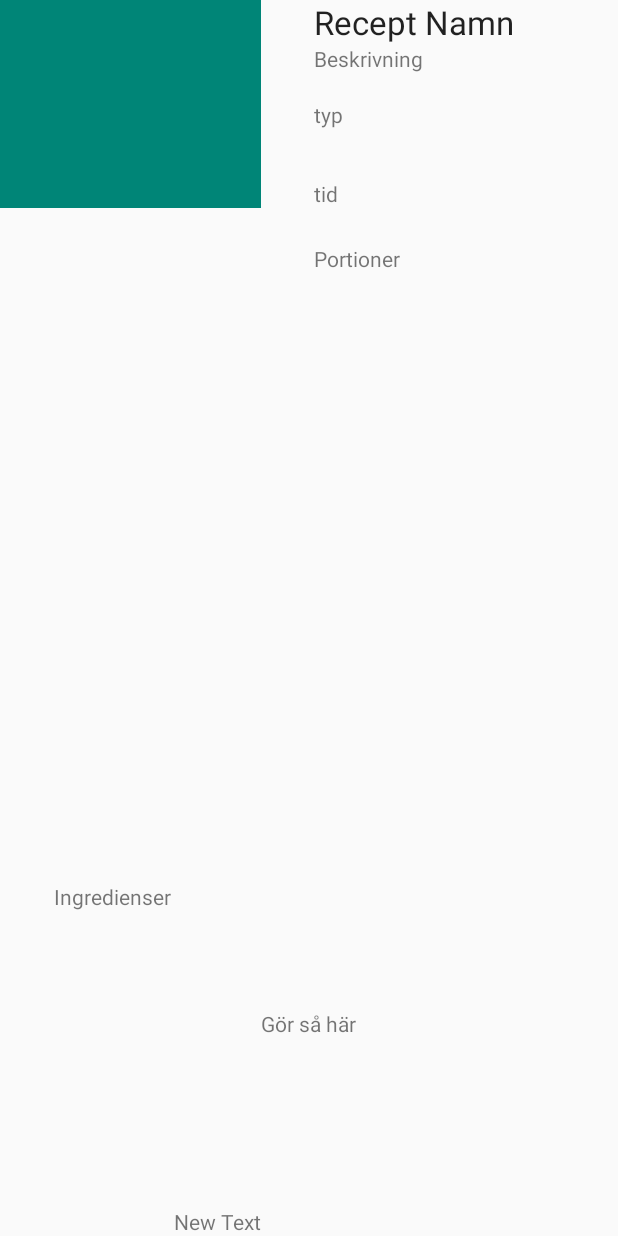
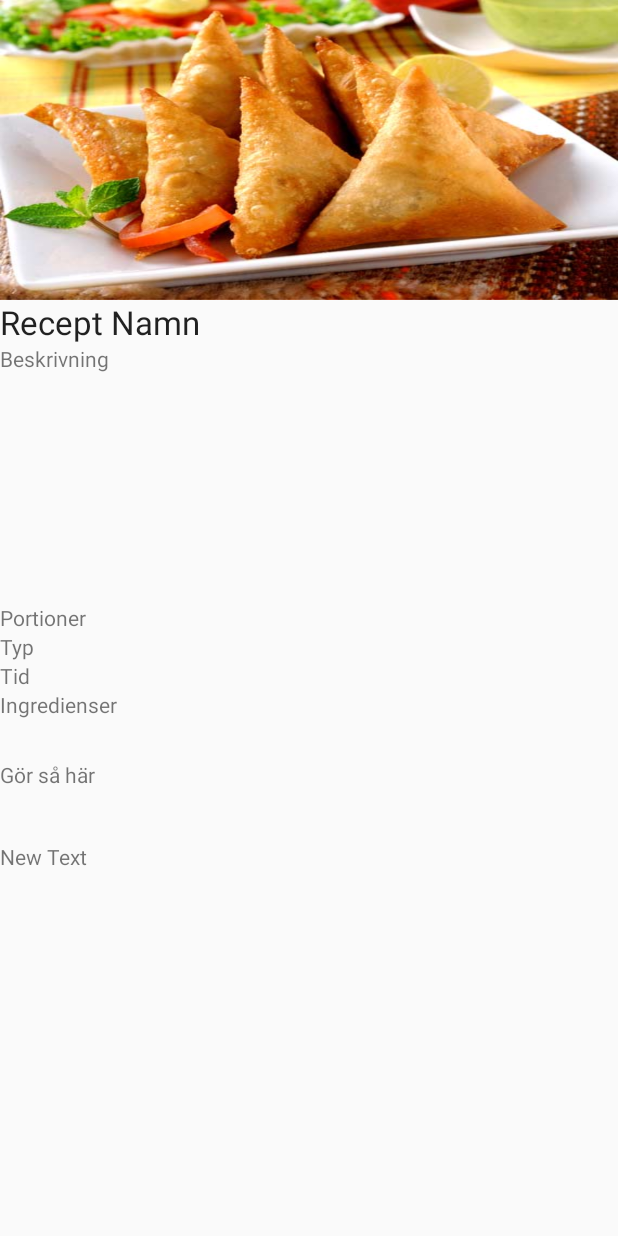
Before and after one commit to AnesAb/ProjektAndroid, an Android app: the layout mina_recept.xml on its own in the app's theme, with its tools: preview values and no code run, on a phone screen of 412 x 824 dp. Run offline under Robolectric (Android 15) with nearby library versions, the phone set to English and light mode, and no system bars.

Commit message:
Ändringar från 14/12

```diff
--- a/app/src/main/res/layout/mina_recept.xml
+++ b/app/src/main/res/layout/mina_recept.xml
@@ -8,11 +8,9 @@
         android:textAppearance="?android:attr/textAppearanceLarge"
         android:text="Recept Namn"
         android:id="@+id/textV_mina_recept_recept_namn"
-        android:layout_alignParentTop="true"
-        android:layout_toRightOf="@+id/imageView_mina_recept"
-        android:layout_toEndOf="@+id/imageView_mina_recept"
-        android:layout_marginLeft="35dp"
-        android:layout_marginStart="35dp" />
+        android:layout_below="@+id/imageView_mina_recept"
+        android:layout_alignParentLeft="true"
+        android:layout_alignParentStart="true" />
 
     <TextView
         android:layout_width="wrap_content"
@@ -20,31 +18,29 @@
         android:textAppearance="?android:attr/textAppearanceSmall"
         android:text="Beskrivning"
         android:id="@+id/textV_mina_recept_beskrivning"
+        android:layout_alignParentStart="true"
         android:layout_below="@+id/textV_mina_recept_recept_namn"
-        android:layout_alignLeft="@+id/textV_mina_recept_recept_namn"
-        android:layout_alignStart="@+id/textV_mina_recept_recept_namn" />
+        android:layout_alignParentLeft="true" />
 
     <TextView
         android:layout_width="wrap_content"
         android:layout_height="wrap_content"
         android:textAppearance="?android:attr/textAppearanceSmall"
-        android:text="typ"
+        android:text="Typ"
         android:id="@+id/textV_mina_recept_typ"
-        android:layout_marginTop="18dp"
-        android:layout_below="@+id/textV_mina_recept_beskrivning"
-        android:layout_alignLeft="@+id/textV_mina_recept_beskrivning"
-        android:layout_alignStart="@+id/textV_mina_recept_beskrivning" />
+        android:layout_below="@+id/textV_mina_recept_portioner"
+        android:layout_alignParentLeft="true"
+        android:layout_alignParentStart="true" />
 
     <TextView
         android:layout_width="wrap_content"
         android:layout_height="wrap_content"
         android:textAppearance="?android:attr/textAppearanceSmall"
-        android:text="tid"
+        android:text="Tid"
         android:id="@+id/textV_mina_recept_tid"
-        android:layout_marginTop="33dp"
         android:layout_below="@+id/textV_mina_recept_typ"
-        android:layout_alignLeft="@+id/textV_mina_recept_typ"
-        android:layout_alignStart="@+id/textV_mina_recept_typ" />
+        android:layout_alignParentLeft="true"
+        android:layout_alignParentStart="true" />
 
     <TextView
         android:layout_width="wrap_content"
@@ -52,10 +48,9 @@
         android:textAppearance="?android:attr/textAppearanceSmall"
         android:text="Portioner"
         android:id="@+id/textV_mina_recept_portioner"
-        android:layout_marginTop="24dp"
-        android:layout_below="@+id/textV_mina_recept_tid"
-        android:layout_alignLeft="@+id/textV_mina_recept_tid"
-        android:layout_alignStart="@+id/textV_mina_recept_tid" />
+        android:layout_centerVertical="true"
+        android:layout_alignParentLeft="true"
+        android:layout_alignParentStart="true" />
 
     <TextView
         android:layout_width="wrap_content"
@@ -63,9 +58,10 @@
         android:textAppearance="?android:attr/textAppearanceSmall"
         android:text="Gör så här"
         android:id="@+id/textV_mina_recept_tillagning"
-        android:layout_marginBottom="132dp"
-        android:layout_alignParentBottom="true"
-        android:layout_centerHorizontal="true" />
+        android:layout_below="@+id/textV_mina_recept_ingredienser"
+        android:layout_alignParentLeft="true"
+        android:layout_alignParentStart="true"
+        android:layout_marginTop="27dp" />
 
     <TextView
         android:layout_width="wrap_content"
@@ -73,24 +69,18 @@
         android:textAppearance="?android:attr/textAppearanceSmall"
         android:text="Ingredienser"
         android:id="@+id/textV_mina_recept_ingredienser"
-        android:layout_marginLeft="36dp"
-        android:layout_marginStart="36dp"
-        android:layout_above="@+id/textV_mina_recept_tillagning"
+        android:layout_below="@+id/textV_mina_recept_tid"
         android:layout_alignParentLeft="true"
-        android:layout_alignParentStart="true"
-        android:layout_marginBottom="65dp" />
+        android:layout_alignParentStart="true" />
 
     <ImageView
-        android:layout_width="wrap_content"
-        android:layout_height="wrap_content"
+        android:layout_width="fill_parent"
+        android:layout_height="200dp"
         android:id="@+id/imageView_mina_recept"
-        android:layout_alignTop="@+id/textV_mina_recept_recept_namn"
-        android:background="@color/accent_material_light"
+        android:background="@drawable/food"
+        android:layout_alignParentTop="true"
         android:layout_alignParentLeft="true"
-        android:layout_alignParentStart="true"
-        android:layout_toLeftOf="@+id/textV_mina_recept_tillagning"
-        android:layout_toStartOf="@+id/textV_mina_recept_tillagning"
-        android:layout_alignBottom="@+id/textV_mina_recept_tid" />
+        android:layout_alignParentStart="true" />
 
     <TextView
         android:layout_width="wrap_content"
@@ -107,9 +97,9 @@
         android:layout_height="wrap_content"
         android:text="New Text"
         android:id="@+id/textV_mina_recept_uid"
-        android:layout_alignParentBottom="true"
-        android:layout_toLeftOf="@+id/textV_mina_recept_tillagning"
-        android:layout_toStartOf="@+id/textV_mina_recept_tillagning"
-        />
+        android:layout_below="@+id/textV_mina_recept_tillagning"
+        android:layout_alignParentLeft="true"
+        android:layout_alignParentStart="true"
+        android:layout_marginTop="35dp" />
 
 </RelativeLayout>
```
